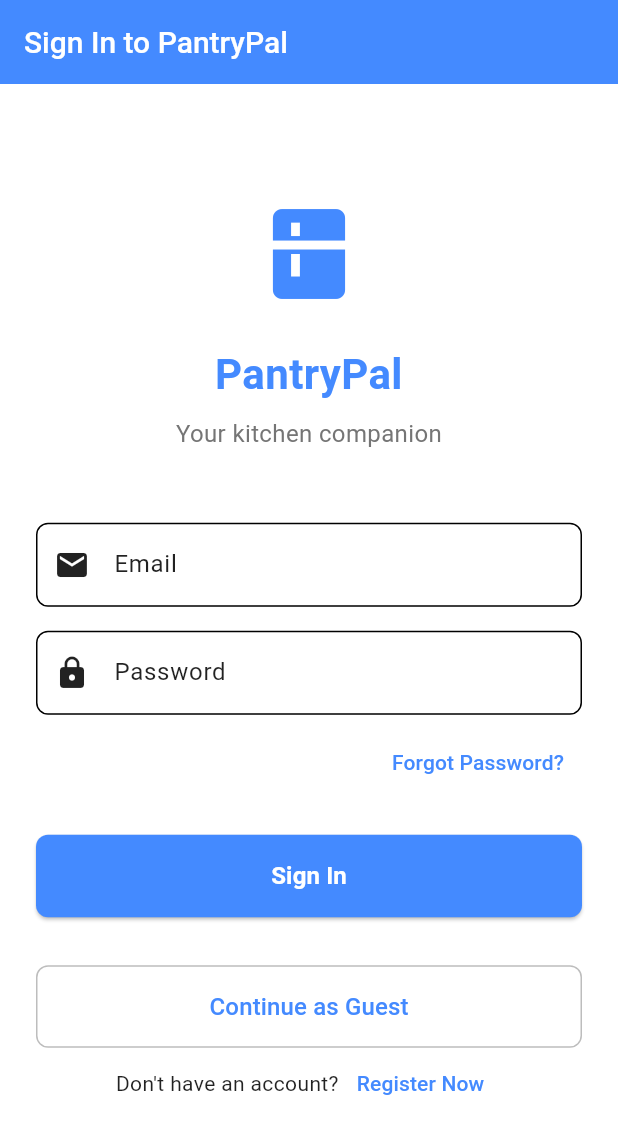
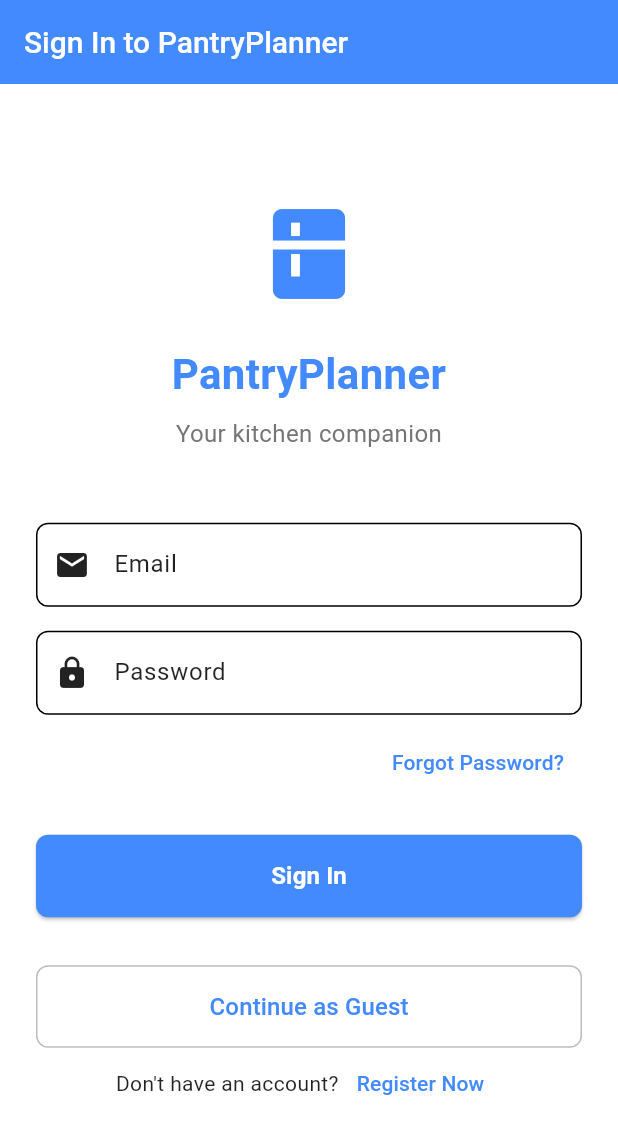
Before and after one commit to xamalvaro/pantry_planner, a Flutter app: the screen it shows after launch, on a phone screen of 412 x 824 dp. Shown: the top 1134 px of the screen. Run offline on Flutter 3.47's test engine with Material 3 defaults, Android fonts, the phone set to English and light mode, and no system bars; our stand-ins replace cloud_firestore, firebase_auth, firebase_core, google_fonts, hive_flutter, share_plus and 1 more; accounts and stored records are empty.

Commit message:
changed app name to PantryPlanner

```diff
--- a/lib/app/home_page.dart
+++ b/lib/app/home_page.dart
@@ -82,7 +82,7 @@ class _MyHomePageState extends State<MyHomePage> with SingleTickerProviderStateM
 
     return Scaffold(
       appBar: AppBar(
-        title: Text('PantryPal'),
+        title: Text('PantryPlanner'),
       ),
       body: Column(
         children: [
--- a/lib/auth/login_page.dart
+++ b/lib/auth/login_page.dart
@@ -126,7 +126,7 @@ class _LoginPageState extends State<LoginPage> {
 
     return Scaffold(
       appBar: AppBar(
-        title: Text('Sign In to PantryPal'),
+        title: Text('Sign In to PantryPlanner'),
       ),
       body: Center(
         child: SingleChildScrollView(
@@ -147,7 +147,7 @@ class _LoginPageState extends State<LoginPage> {
 
                 // App name
                 Text(
-                  'PantryPal',
+                  'PantryPlanner',
                   style: TextStyle(
                     fontSize: 28,
                     fontWeight: FontWeight.bold,
--- a/lib/auth/register_page.dart
+++ b/lib/auth/register_page.dart
@@ -128,7 +128,7 @@ class _RegisterPageState extends State<RegisterPage> {
 
                 // App name
                 Text(
-                  'Join PantryPal',
+                  'Join PantryPlanner',
                   style: TextStyle(
                     fontSize: 28,
                     fontWeight: FontWeight.bold,
--- a/lib/splash_screen.dart
+++ b/lib/splash_screen.dart
@@ -39,7 +39,7 @@ class SplashScreen extends StatelessWidget {
 
               // App name
               Text(
-                'PantryPal',
+                'PantryPlanner',
                 style: TextStyle(
                   fontSize: 28,
                   fontWeight: FontWeight.bold,
@@ -133,7 +133,7 @@ class DarkSplashScreen extends StatelessWidget {
 
               // App name
               Text(
-                'PantryPal',
+                'PantryPlanner',
                 style: TextStyle(
                   fontSize: 28,
                   fontWeight: FontWeight.bold,
--- a/lib/utils/export_utils.dart
+++ b/lib/utils/export_utils.dart
@@ -28,7 +28,7 @@ class ExportUtils {
       buffer.writeln();
     }
 
-    buffer.writeln('Created with PantryPal app');
+    buffer.writeln('Created with PantryPlanner app');
 
     try {
       // Share the text
```
